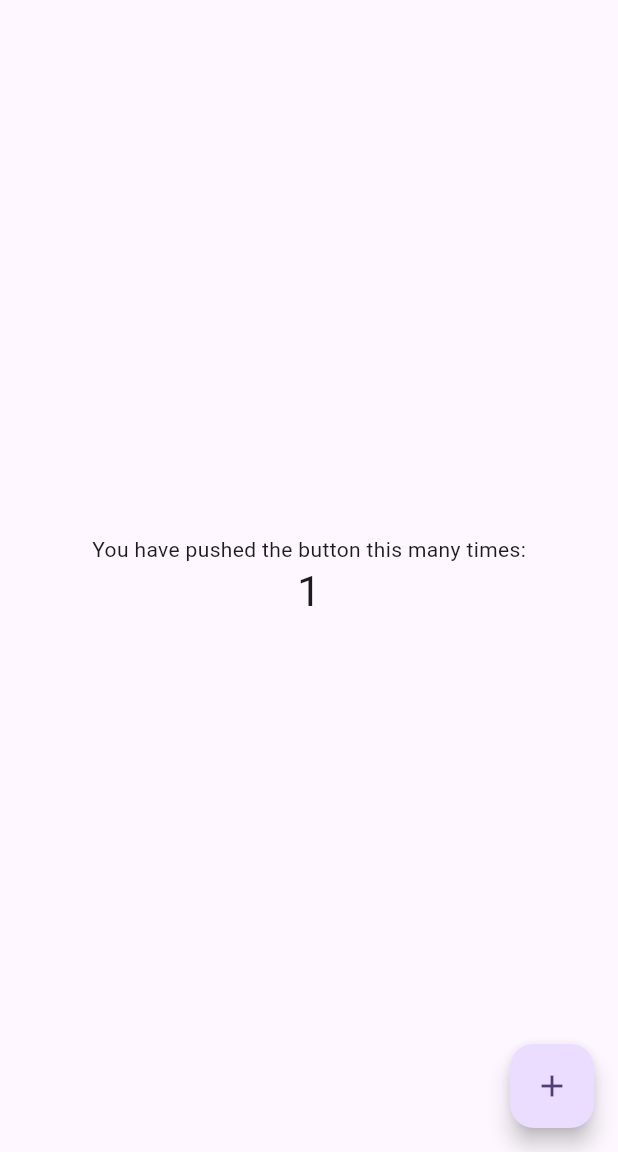
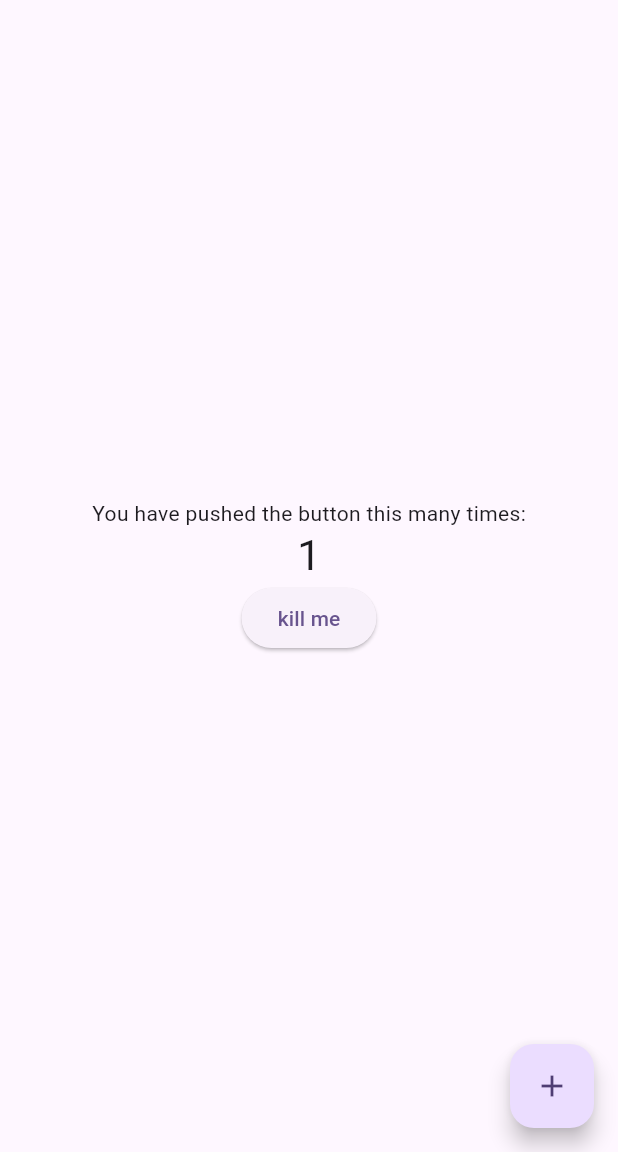
Before and after one commit to IsaacSnapDsk/WIK, a Flutter app: the screen it shows after launch, after a tap on the "add" icon, on a phone screen of 412 x 824 dp, the part 84-1236 px from its top. Run offline on Flutter 3.47's test engine with Material 2 defaults, Android fonts, the phone set to English and light mode, and no system bars; our stand-ins replace socket_io_client; network calls fail.

Commit message:
Init SocketsClient/Service, and test events/listeners for Flutter client

```diff
--- a/wik_client/lib/main.dart
+++ b/wik_client/lib/main.dart
@@ -1,4 +1,5 @@
 import 'package:flutter/material.dart';
+import 'package:wik_client/src/services/sockets_service.dart';
 
 void main() {
   runApp(const MyApp());
@@ -57,6 +58,16 @@ class MyHomePage extends StatefulWidget {
 class _MyHomePageState extends State<MyHomePage> {
   int _counter = 0;
 
+  //  Instance of our socket service
+  final SocketsService _socketsSrv = SocketsService();
+
+  @override
+  void initState() {
+    super.initState();
+
+    _socketsSrv.testSuccessListener(context);
+  }
+
   void _incrementCounter() {
     setState(() {
       // This call to setState tells the Flutter framework that something has
@@ -112,6 +123,10 @@ class _MyHomePageState extends State<MyHomePage> {
               '$_counter',
               style: Theme.of(context).textTheme.headlineMedium,
             ),
+            ElevatedButton(
+              child: const Text("kill me"),
+              onPressed: () => _socketsSrv.test("hello from client"),
+            ),
           ],
         ),
       ),
--- /dev/null
+++ b/wik_client/lib/src/services/sockets_client.dart
@@ -0,0 +1,36 @@
+import 'package:socket_io_client/socket_io_client.dart' as IO;
+
+class SocketsClient {
+  /// This maintains our actual Socket client connection to the server
+  /// This can be null when a connection has not been established yet
+  IO.Socket? clientSocket;
+
+  /// This is a static reference to this instance of our SocketsClient
+  /// this uses a singleton pattern to ensure that we only ever spin up
+  /// 1 instance of this SocketsClient, to avoid multiple connections
+  static SocketsClient? _instance;
+
+  /// Responsible for connecting to our server and returning the socket's instance
+  /// If the connection already exists, it just returns the existing connection
+  SocketsClient._init() {
+    //  Establish our client connection to the server
+    clientSocket = IO.io('http://yourip:3000', <String, dynamic>{
+      //  We have to specify "websocket" under transports to allow connection via web
+      'transports': ['websocket'],
+      'autoConnect': false,
+    });
+
+    //  Conncet to our server
+    clientSocket!.connect();
+  }
+
+  static SocketsClient get instance {
+    //  We set our _instance to our socket connection
+    //  The "??=" operator will only set this if _instance is null
+    _instance ??= SocketsClient._init();
+
+    //  Return our found instance
+    //  The "!" operator is a null assertion stating that this will NOT be null
+    return _instance!;
+  }
+}
--- /dev/null
+++ b/wik_client/lib/src/services/sockets_service.dart
@@ -0,0 +1,50 @@
+import 'package:flutter/material.dart';
+import 'package:socket_io_client/socket_io_client.dart';
+import 'package:wik_client/src/services/sockets_client.dart';
+
+class SocketsService {
+  /// This is our current client socket
+  final Socket _client = SocketsClient.instance.clientSocket!;
+
+  /// SOCKET EMITS
+
+  /// Test event
+  /// This send a "test" event to the Server along with whatever message we incldue
+  void test(String message) {
+    _client.emit(
+      'test',
+      {'message': message},
+    );
+  }
+
+  // void tapGrid(int index, String roomId, List<String> displayElements) {
+  //   if (displayElements[index] == '') {
+  //     _socketClient.emit('tap', {
+  //       'index': index,
+  //       'roomId': roomId,
+  //     });
+  //   }
+  // }
+
+  /// SOCKET LISTENERS
+  // void createRoomSuccessListener(BuildContext context) {
+  //   _socketClient.on('createRoomSuccess', (room) {
+  //     Provider.of<RoomDataProvider>(context, listen: false)
+  //         .updateRoomData(room);
+  //     Navigator.pushNamed(context, GameScreen.routeName);
+  //   });
+  // }
+
+  /// Test listener
+  /// This will listen to "testSuccess" events from our server and then
+  /// print to the console the message received
+  void testSuccessListener(BuildContext context) {
+    _client.on(
+      'testSuccess',
+      (message) {
+        /// TODO hook this up to riverpod so flutter pages can receive data
+        print("client test success: $message");
+      },
+    );
+  }
+}
```
